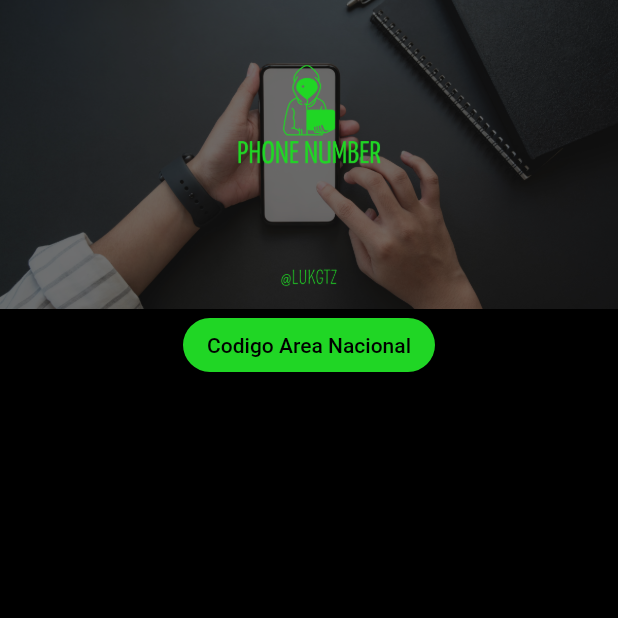
After one commit to lukgutierrez/LukZint, a Flutter app: the PhoneNumbers screen opened directly, on a phone screen of 412 x 824 dp, the top half of it. The commit adds this screen. Run offline on Flutter 3.47's test engine with Material 2 defaults, Android fonts, the phone set to English and light mode, and no system bars; our stand-ins replace webview_flutter.

Commit message:
edit pageosint

```diff
--- /dev/null
+++ b/lib/models/phone_number.dart
@@ -0,0 +1,38 @@
+import 'package:flutter/material.dart';
+import 'package:webview_flutter/webview_flutter.dart';
+import 'package:url_launcher/url_launcher.dart';
+
+class PhoneNumbers extends StatelessWidget {
+  const PhoneNumbers({Key? key}) : super(key: key);
+
+  @override
+  Widget build(BuildContext context) {
+    return Scaffold(
+      backgroundColor: Colors.black,
+      body: Column(
+        children: [
+          Image(image: AssetImage("assets/image/phoneimage.png")),
+          Column(
+            children: [
+              ElevatedButton(
+                  style: ButtonStyle(
+                      backgroundColor:
+                          MaterialStateProperty.all(Color(0xFFF20D625)),
+                      shape: MaterialStateProperty.all<RoundedRectangleBorder>(
+                          RoundedRectangleBorder(
+                        borderRadius: BorderRadius.circular(50.0),
+                      ))),
+                  onPressed: () {},
+                  child: Container(
+                    child: Text(
+                      "Codigo Area Nacional",
+                      style: TextStyle(color: Colors.black),
+                    ),
+                  )),
+            ],
+          )
+        ],
+      ),
+    );
+  }
+}
--- a/lib/pages/Information_Page.dart
+++ b/lib/pages/Information_Page.dart
@@ -1,4 +1,5 @@
 import 'package:flutter/material.dart';
+import 'package:people_information/models/phone_number.dart';
 
 class PageInformation extends StatelessWidget {
   const PageInformation({Key? key}) : super(key: key);
@@ -14,10 +15,18 @@ class PageInformation extends StatelessWidget {
               Row(
                 mainAxisAlignment: MainAxisAlignment.spaceBetween,
                 children: [
-                  Container(
-                    width: 100,
-                    height: 100,
-                    child: Image(image: AssetImage("assets/image/phone.png")),
+                  GestureDetector(
+                    child: Container(
+                      width: 100,
+                      height: 100,
+                      child: Image(image: AssetImage("assets/image/phone.png")),
+                    ),
+                    onTap: () {
+                      Navigator.push(
+                        context,
+                        MaterialPageRoute(builder: (context) => PhoneNumbers()),
+                      );
+                    },
                   ),
                   Container(
                       width: 100,
```
Also changed, not shown: assets/image/phoneimage.png (added), pubspec.lock.
